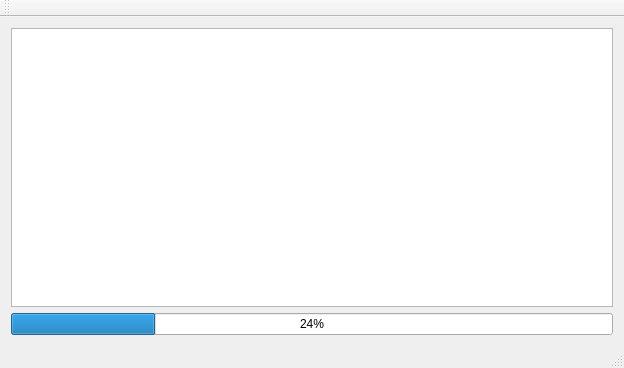
dkmpos89/softEMG-updater, file mainwindow.ui: the form before one commit.
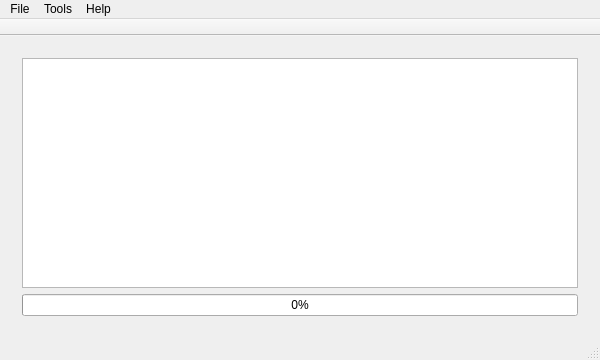
The form after the commit. Custom widgets are drawn as their Qt base class.

```diff
--- a/mainwindow.ui
+++ b/mainwindow.ui
@@ -6,23 +6,56 @@
    <rect>
     <x>0</x>
     <y>0</y>
-    <width>624</width>
-    <height>368</height>
+    <width>600</width>
+    <height>360</height>
    </rect>
   </property>
+  <property name="minimumSize">
+   <size>
+    <width>600</width>
+    <height>360</height>
+   </size>
+  </property>
+  <property name="maximumSize">
+   <size>
+    <width>600</width>
+    <height>360</height>
+   </size>
+  </property>
   <property name="windowTitle">
    <string>MainWindow</string>
   </property>
   <widget class="QWidget" name="centralWidget">
    <layout class="QGridLayout" name="gridLayout">
-    <item row="0" column="0">
-     <widget class="Console" name="terminal"/>
-    </item>
-    <item row="1" column="0">
-     <widget class="QProgressBar" name="progressBar">
-      <property name="value">
-       <number>24</number>
+    <item row="0" column="0" colspan="2">
+     <widget class="QStackedWidget" name="stackedWidget">
+      <property name="currentIndex">
+       <number>0</number>
       </property>
+      <widget class="QWidget" name="page">
+       <layout class="QGridLayout" name="gridLayout_2">
+        <item row="1" column="0">
+         <widget class="QProgressBar" name="progressBar">
+          <property name="value">
+           <number>0</number>
+          </property>
+          <property name="invertedAppearance">
+           <bool>false</bool>
+          </property>
+         </widget>
+        </item>
+        <item row="0" column="0">
+         <widget class="Console" name="terminal">
+          <property name="plainText">
+           <string/>
+          </property>
+         </widget>
+        </item>
+       </layout>
+      </widget>
+      <widget class="QWidget" name="page_2">
+       <layout class="QGridLayout" name="gridLayout_3"/>
+      </widget>
      </widget>
     </item>
    </layout>
@@ -32,12 +65,47 @@
     <rect>
      <x>0</x>
      <y>0</y>
-     <width>624</width>
+     <width>600</width>
      <height>21</height>
     </rect>
    </property>
+   <widget class="QMenu" name="menuFile">
+    <property name="title">
+     <string>File</string>
+    </property>
+    <addaction name="actionStart"/>
+    <addaction name="actionStop"/>
+    <addaction name="separator"/>
+    <addaction name="actionCheck_for_Updates"/>
+    <addaction name="separator"/>
+    <addaction name="actionExit"/>
+   </widget>
+   <widget class="QMenu" name="menuNew">
+    <property name="title">
+     <string>Tools</string>
+    </property>
+    <addaction name="actionVersions"/>
+   </widget>
+   <widget class="QMenu" name="menuHelp">
+    <property name="title">
+     <string>Help</string>
+    </property>
+    <addaction name="actionDocumentation"/>
+    <addaction name="actionChangelog"/>
+    <addaction name="separator"/>
+    <addaction name="actionAbout"/>
+   </widget>
+   <addaction name="menuFile"/>
+   <addaction name="menuNew"/>
+   <addaction name="menuHelp"/>
   </widget>
   <widget class="QToolBar" name="mainToolBar">
+   <property name="movable">
+    <bool>false</bool>
+   </property>
+   <property name="floatable">
+    <bool>false</bool>
+   </property>
    <attribute name="toolBarArea">
     <enum>TopToolBarArea</enum>
    </attribute>
```
Left out of the diff: 61 changed lines with no effect on the pictures.
